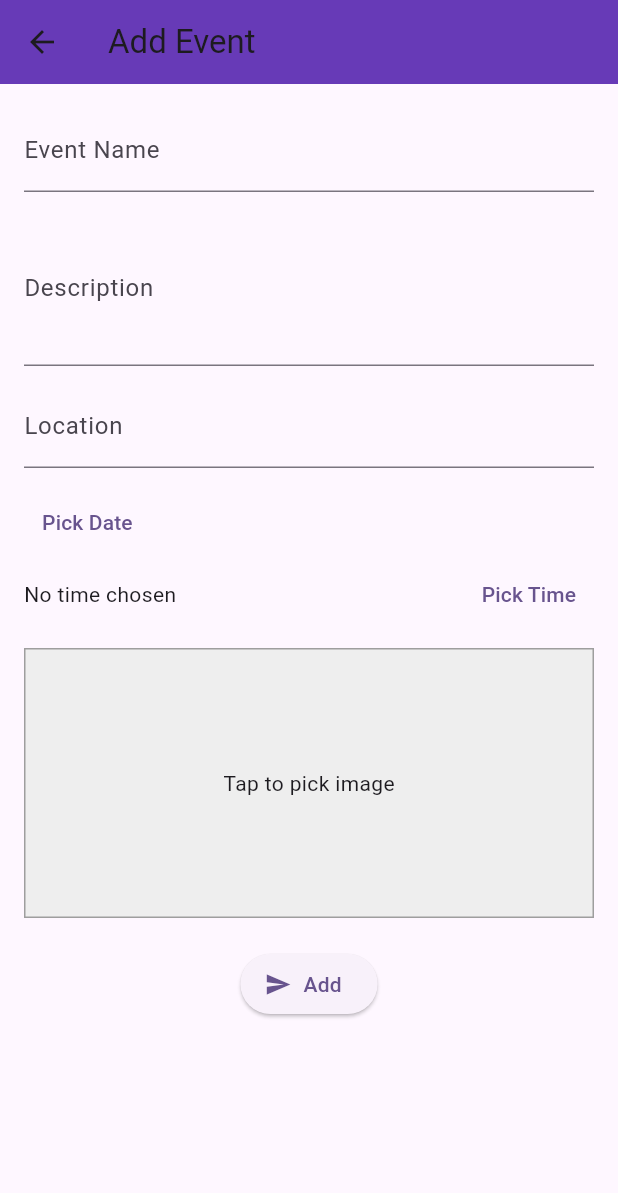
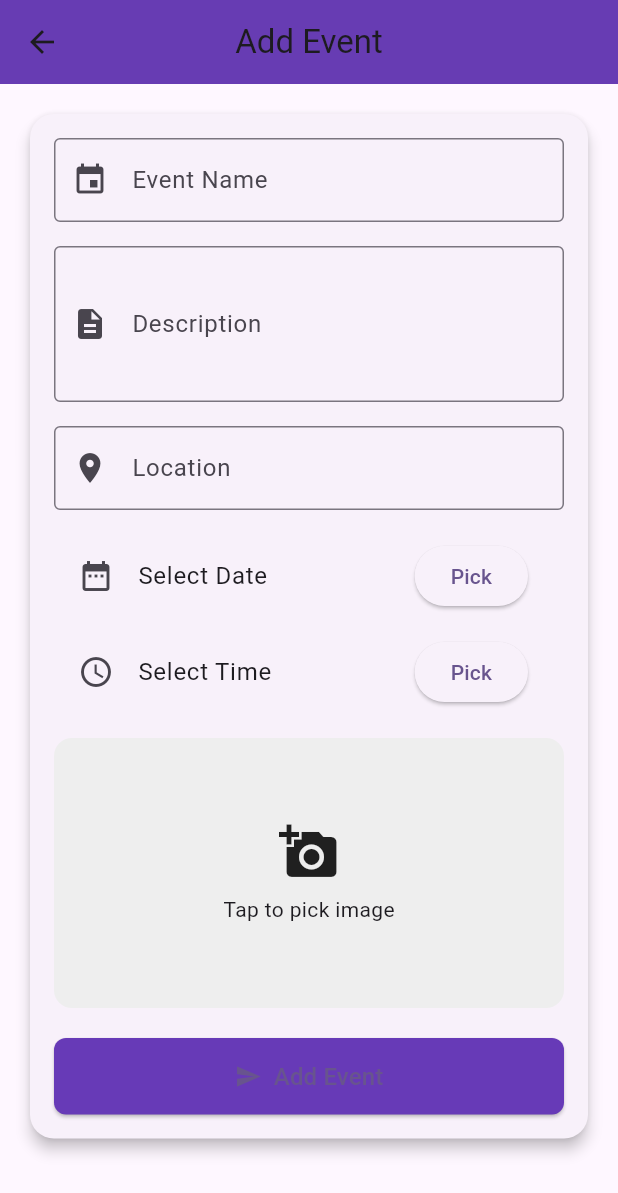
Before and after one commit to ShreekrishnaHegde/EventZone_Frontend, a Flutter app: the AddEventScreen screen opened directly, on a phone screen of 412 x 824 dp. Shown: the top 1193 px of the screen. Run offline on Flutter 3.47's test engine with Material 3 defaults, Android fonts, the phone set to English and light mode, and no system bars; our stand-ins replace flutter_dotenv, flutter_secure_storage, image_picker; accounts and stored records are empty.

Commit message:
ADded add event screens and service class

```diff
--- /dev/null
+++ b/lib/models/event_model.dart
@@ -0,0 +1,44 @@
+import 'dart:convert';
+
+class Event {
+  String? id;
+  String title;
+  String description;
+  DateTime date;
+  String? location;
+  String? time;
+  String? imageUrl;
+
+  Event({
+    this.id,
+    required this.title,
+    required this.description,
+    required this.date,
+    this.location,
+    this.time,
+    this.imageUrl,
+  });
+
+  factory Event.fromJson(Map<String, dynamic> json) {
+    return Event(
+      id: json['id']?.toString(),
+      title: json['title'],
+      description: json['description'],
+      date: DateTime.parse(json['date']),
+      location: json['location'],
+      time: json['time'],
+      imageUrl: json['imageUrl'],
+    );
+  }
+
+  Map<String, dynamic> toJson() {
+    return {
+      "title": title,
+      "description": description,
+      "date": date.toIso8601String(),
+      "location": location,
+      "time": time,
+      "imageUrl": imageUrl,
+    };
+  }
+}
--- a/lib/views/host/add_event_screen.dart
+++ b/lib/views/host/add_event_screen.dart
@@ -1,7 +1,10 @@
 import 'dart:io';
-
 import 'package:flutter/material.dart';
 import 'package:image_picker/image_picker.dart';
+import 'package:intl/intl.dart';
+
+import '../../models/event_model.dart';
+import '../../service/host_service/host_event_service.dart';
 
 class AddEventScreen extends StatefulWidget {
   const AddEventScreen({super.key});
@@ -12,9 +15,9 @@ class AddEventScreen extends StatefulWidget {
 
 class _AddEventScreenState extends State<AddEventScreen> {
   final _formKey = GlobalKey<FormState>();
-  final TextEditingController _nameController = TextEditingController();
-  final TextEditingController _descriptionController = TextEditingController();
-  final TextEditingController _locationController = TextEditingController();
+  final _nameController = TextEditingController();
+  final _descriptionController = TextEditingController();
+  final _locationController = TextEditingController();
 
   DateTime? _selectedDate;
   TimeOfDay? _selectedTime;
@@ -44,7 +47,7 @@ class _AddEventScreenState extends State<AddEventScreen> {
     if (pickedFile != null) setState(() => _image = File(pickedFile.path));
   }
 
-  void _submitForm() {
+  void _submitForm() async {
     if (_formKey.currentState!.validate()) {
       if (_selectedDate == null || _selectedTime == null) {
         ScaffoldMessenger.of(context).showSnackBar(
@@ -53,36 +56,58 @@ class _AddEventScreenState extends State<AddEventScreen> {
         return;
       }
 
-      // Combine date and time
-      final DateTime eventDateTime = DateTime(
+      try {
+        final success = await EventService().createOrUpdateEvent(
+          title: _nameController.text,
+          description: _descriptionController.text,
+          date: DateTime(
             _selectedDate!.year,
             _selectedDate!.month,
             _selectedDate!.day,
-        _selectedTime!.hour,
-        _selectedTime!.minute,
+          ),
+          location: _locationController.text,
+          time:
+          "${_selectedTime!.hour.toString().padLeft(2, '0')}:${_selectedTime!.minute.toString().padLeft(2, '0')}",
+          imageFile: _image, // null if not picked
         );
 
-      // Upload logic here...
-      print("Event Name: ${_nameController.text}");
-      print("Description: ${_descriptionController.text}");
-      print("Location: ${_locationController.text}");
-      print("DateTime: $eventDateTime");
-      print("Image selected: ${_image != null}");
-
+        if (success) {
           ScaffoldMessenger.of(context).showSnackBar(
-        const SnackBar(content: Text("Event submitted")),
+            const SnackBar(content: Text("Event submitted successfully")),
+          );
+          Navigator.pop(context);
+        } else {
+          ScaffoldMessenger.of(context).showSnackBar(
+            const SnackBar(content: Text("Failed to submit event")),
+          );
+        }
+      } catch (e) {
+        ScaffoldMessenger.of(context).showSnackBar(
+          SnackBar(content: Text("Error: $e")),
         );
       }
     }
+  }
+
+
 
   @override
   Widget build(BuildContext context) {
+    final theme = Theme.of(context);
     return Scaffold(
       appBar: AppBar(
         title: const Text("Add Event"),
         backgroundColor: Colors.deepPurple,
+        centerTitle: true,
+        elevation: 4,
       ),
       body: SingleChildScrollView(
+        padding: const EdgeInsets.all(16),
+        child: Card(
+          shape:
+          RoundedRectangleBorder(borderRadius: BorderRadius.circular(16)),
+          elevation: 4,
+          child: Padding(
             padding: const EdgeInsets.all(16),
             child: Form(
               key: _formKey,
@@ -91,89 +116,126 @@ class _AddEventScreenState extends State<AddEventScreen> {
                   // Event Name
                   TextFormField(
                     controller: _nameController,
-                decoration: const InputDecoration(labelText: "Event Name"),
+                    decoration: const InputDecoration(
+                      labelText: "Event Name",
+                      prefixIcon: Icon(Icons.event),
+                      border: OutlineInputBorder(),
+                    ),
                     validator: (value) =>
                     value == null || value.isEmpty ? 'Required' : null,
                   ),
-
-              const SizedBox(height: 12),
+                  const SizedBox(height: 16),
 
                   // Description
                   TextFormField(
                     controller: _descriptionController,
-                decoration: const InputDecoration(labelText: "Description"),
+                    decoration: const InputDecoration(
+                      labelText: "Description",
+                      prefixIcon: Icon(Icons.description),
+                      border: OutlineInputBorder(),
+                    ),
                     maxLines: 3,
                     validator: (value) =>
                     value == null || value.isEmpty ? 'Required' : null,
                   ),
-
-              const SizedBox(height: 12),
+                  const SizedBox(height: 16),
 
                   // Location
                   TextFormField(
                     controller: _locationController,
-                decoration: const InputDecoration(labelText: "Location"),
+                    decoration: const InputDecoration(
+                      labelText: "Location",
+                      prefixIcon: Icon(Icons.location_on),
+                      border: OutlineInputBorder(),
+                    ),
                     validator: (value) =>
                     value == null || value.isEmpty ? 'Required' : null,
                   ),
-
-              const SizedBox(height: 12),
+                  const SizedBox(height: 16),
 
                   // Date Picker
-              Row(
-                children: [
-                  // Expanded(
-                  //   child: Text(_selectedDate == null
-                  //       ? "No date chosen"
-                  //       : DateFormat('yyyy-MM-dd').format(_selectedDate!)),
-                  // ),
-                  TextButton(
+                  ListTile(
+                    leading: const Icon(Icons.date_range),
+                    title: Text(_selectedDate == null
+                        ? "Select Date"
+                        : DateFormat('yMMMd').format(_selectedDate!)),
+                    trailing: ElevatedButton(
                       onPressed: _pickDate,
-                    child: const Text("Pick Date"),
+                      child: const Text("Pick"),
                     ),
-                ],
                   ),
+                  const SizedBox(height: 8),
 
                   // Time Picker
-              Row(
-                children: [
-                  Expanded(
-                    child: Text(_selectedTime == null
-                        ? "No time chosen"
+                  ListTile(
+                    leading: const Icon(Icons.access_time),
+                    title: Text(_selectedTime == null
+                        ? "Select Time"
                         : _selectedTime!.format(context)),
+                    trailing: ElevatedButton(
+                      onPressed: _pickTime,
+                      child: const Text("Pick"),
                     ),
-                  TextButton(
-                    onPressed: _pickTime,
-                    child: const Text("Pick Time"),
                   ),
-                ],
-              ),
-
-              const SizedBox(height: 12),
+                  const SizedBox(height: 16),
 
                   // Image Picker
                   GestureDetector(
                     onTap: _pickImage,
+                    child: ClipRRect(
+                      borderRadius: BorderRadius.circular(12),
                       child: Container(
                         height: 180,
                         width: double.infinity,
-                  decoration: BoxDecoration(
-                    border: Border.all(color: Colors.grey),
                         color: Colors.grey.shade200,
+                        child: _image == null
+                            ? Column(
+                          mainAxisAlignment: MainAxisAlignment.center,
+                          children: const [
+                            Icon(Icons.add_a_photo, size: 40),
+                            SizedBox(height: 8),
+                            Text("Tap to pick image"),
+                          ],
+                        )
+                            : Stack(
+                          fit: StackFit.expand,
+                          children: [
+                            Image.file(_image!, fit: BoxFit.cover),
+                            Container(
+                              color: Colors.black26,
+                              child: const Center(
+                                child: Icon(Icons.edit,
+                                    color: Colors.white, size: 40),
                               ),
-                  child: _image == null
-                      ? const Center(child: Text("Tap to pick image"))
-                      : Image.file(_image!, fit: BoxFit.cover),
+                            ),
+                          ],
+                        ),
+                      ),
                     ),
                   ),
                   const SizedBox(height: 20),
+
                   // Submit Button
-              ElevatedButton.icon(
+                  SizedBox(
+                    width: double.infinity,
+                    child: ElevatedButton.icon(
+                      style: ElevatedButton.styleFrom(
+                        backgroundColor: Colors.deepPurple,
+                        padding: const EdgeInsets.symmetric(vertical: 14),
+                        shape: RoundedRectangleBorder(
+                            borderRadius: BorderRadius.circular(8)),
+                      ),
                       onPressed: _submitForm,
                       icon: const Icon(Icons.send),
-                label: const Text("Add"),
+                      label: const Text(
+                        "Add Event",
+                        style: TextStyle(fontSize: 16),
+                      ),
+                    ),
                   ),
                 ],
+              ),
+            ),
           ),
         ),
       ),
--- a/pubspec.yaml
+++ b/pubspec.yaml
@@ -43,6 +43,7 @@ dependencies:
   path: ^1.9.0
   mime: ^2.0.0
   http_parser: ^4.1.2
+  intl: ^0.20.2
 
 flutter_launcher_icons:
   android: true
```
Also changed, not shown: lib/service/host_service/host_event_service.dart (added, +120 -0 lines), lib/views/Auth_screens/host_signup_view.dart (+5 -3 lines), pubspec.lock, 1 other file. Lines whose indentation alone changed are shown as unchanged.
